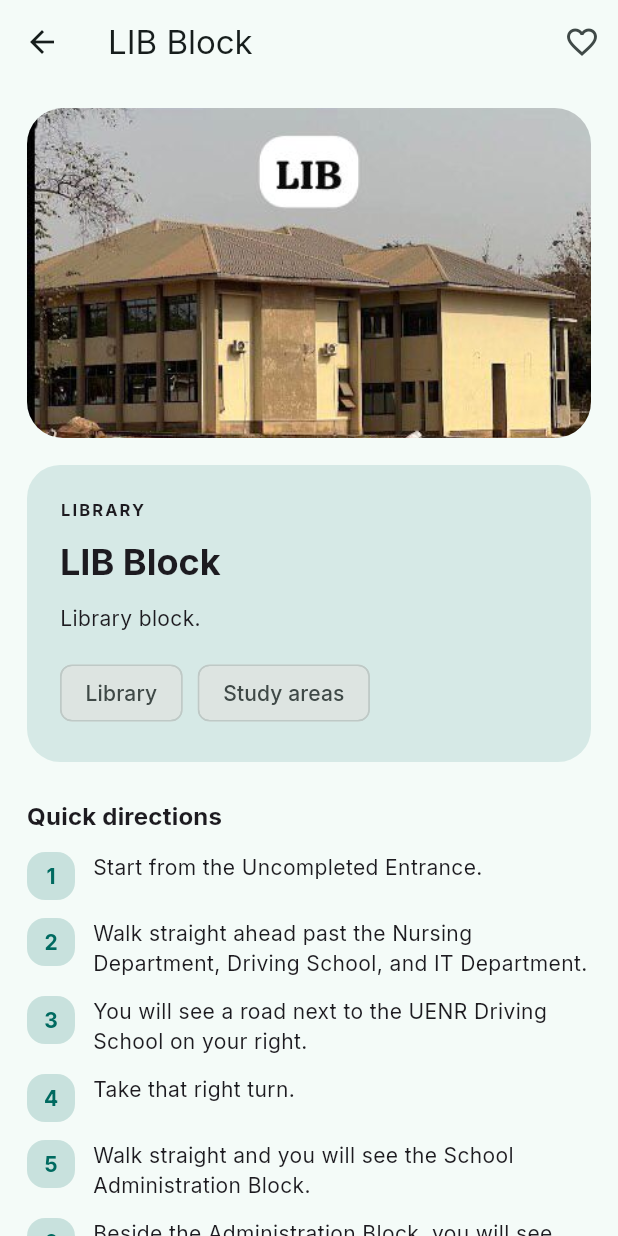
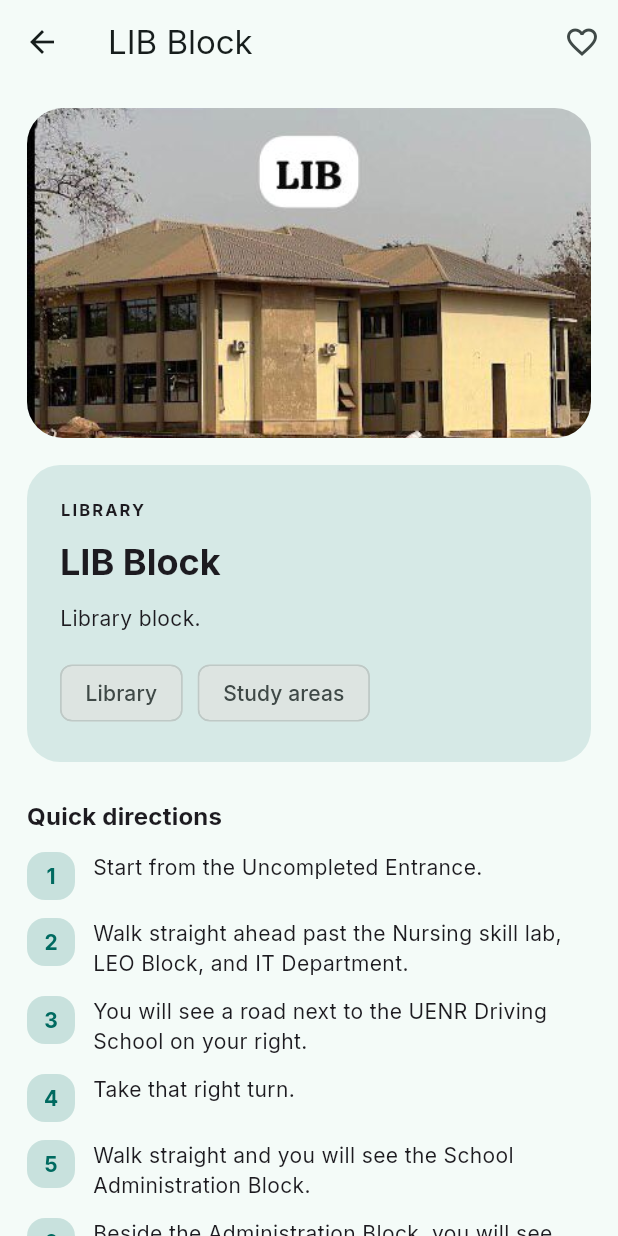
Before and after one commit to Sad-Frosty/Offline-Smart-Campus-Guide-1, a Flutter app: the HomeScreen screen opened directly, after a tap on "LIB Block", on a phone screen of 412 x 824 dp. Run offline on Flutter 3.47's test engine with Material 3 defaults, Android fonts, the phone set to English and light mode, and no system bars; our stand-ins replace animated_bottom_navigation_bar, geolocator, google_fonts, shared_preferences; accounts and stored records are empty.

Commit message:
Update campus data and image assets

```diff
--- a/lib/data/campus_data.dart
+++ b/lib/data/campus_data.dart
@@ -49,7 +49,7 @@ final List<CampusBuilding> campusBuildings = [
     id: 'uenr_clinic',
     name: 'UENR Clinic',
     description: 'Medical facility for students and staff.',
-    imagePath: AssetImages.forBuildingId('uenrClinic'),
+    imagePath: AssetImages.forBuildingId('uenr_clinic'),
     mapX: 0.6,
     mapY: 0.75,
     category: 'Health',
@@ -103,7 +103,10 @@ final List<CampusBuilding> campusBuildings = [
     category: 'Sports',
     directions: [
       'Start from the Main Gate entrance.',
-      'Walk straight ahead along the main road towards University Hall 1.',
+      'Walk straight ahead a short distance.',
+      'Take a left turn.',
+      'Walk straight ahead  towards University Hall 1.',
+      'Walk past the Procurement Directorate.',
       'On your left, you will see the Sport Office.',
     ],
     highlights: ['Sports coordination'],
@@ -228,7 +231,7 @@ final List<CampusBuilding> campusBuildings = [
     id: 'sawmill_block',
     name: 'Sawmill Block',
     description: 'Academic block near RCEES.',
-    imagePath: AssetImages.forBuildingId('university_hall1'),
+    imagePath: AssetImages.forBuildingId('saw_mill'),
     mapX: 0.75,
     mapY: 0.25,
     category: 'Academic',
@@ -288,9 +291,9 @@ final List<CampusBuilding> campusBuildings = [
     directions: [
       'Start from the Uncompleted Entrance.',
       'Walk straight ahead.',
-      'On your right, you will see the Department of Nursing.',
-      'Beside the Nursing Department, you will see the UENR Driving School.',
-      'On your left, opposite the Driving School, you will see the IT Department.',
+      'On your right, you will see the Nursing Skill Lab.',
+      'Beside the Nursing Skill Lab, you will see the LEO Block.',
+      'On your left, opposite the LEO Block, you will see the IT Department.',
     ],
     highlights: ['IT studies', 'Computer labs'],
   ),
@@ -323,7 +326,7 @@ final List<CampusBuilding> campusBuildings = [
     category: 'Library',
     directions: [
       'Start from the Uncompleted Entrance.',
-      'Walk straight ahead past the Nursing Department, Driving School, and IT Department.',
+      'Walk straight ahead past the Nursing skill lab, LEO Block, and IT Department.',
       'You will see a road next to the UENR Driving School on your right.',
       'Take that right turn.',
       'Walk straight and you will see the School Administration Block.',
@@ -342,8 +345,8 @@ final List<CampusBuilding> campusBuildings = [
     category: 'Academic',
     directions: [
       'Start from the Uncompleted Entrance.',
-      'Walk straight ahead past the Nursing Department, Driving School, and IT Department.',
-      'You will see a road next to the UENR Driving School on your right.',
+      'Walk straight ahead past the Nursing skill lab, LEO Block, and IT Department.',
+      'You will see a road next to the LEO Block on your right.',
       'Take that right turn.',
       'Walk straight and you will see the School Administration Block.',
       'Beside the Administration Block, you will see the LIB Block.',
@@ -361,7 +364,7 @@ final List<CampusBuilding> campusBuildings = [
     category: 'Academic',
     directions: [
       'Start from the Uncompleted Entrance.',
-      'Walk straight ahead past the Nursing Department, Driving School, and IT Department.',
+      'Walk straight ahead past the Nursing skill lab, LEO Block, and IT Department.',
       'Continue past the road that leads to the Administration Block.',
       'On your left, you will see the Pav Building.',
     ],
--- a/lib/data/image_assets.dart
+++ b/lib/data/image_assets.dart
@@ -1,10 +1,10 @@
 class AssetImages {
   static const defaultBuilding = 'assets/images/MAIN GATE.jpeg';
   static const mainGate = 'assets/images/MAIN GATE.jpeg';
-  static const uenrClinic = 'assets/images/MAIN GATE.jpeg';
+  static const uenrClinic = 'assets/images/UENR CLINIC.png';
   static const universityHall1 = 'assets/images/UNIVERSITY HALL!.jpeg';
   static const sportOffice = 'assets/images/MAIN GATE.jpeg';
-  static const ltBlock = 'assets/images/LT BLOCK.jpeg';
+  static const ltBlock = 'assets/images/LT BLOCK.png';
   static const odumBlock = 'assets/images/ODUM BLOCK.jpeg';
   static const oldAuditorium = 'assets/images/OLD AUDITORIUM.jpeg';
   static const schoolCafeteria = 'assets/images/CAFETERIA.jpeg';
@@ -18,6 +18,7 @@ class AssetImages {
   static const schoolpark = 'assets/images/SCHOOL PARK.jpeg';
   static const appLab = 'assets/images/APP LAB.png';
   static const NursingSkillLab = 'assets/images/NURSING SKILLS LAB.png';
+  static const Sawmill = 'assets/images/SAWMILL BLOCK.png';
 
   static const Map<String, String?> buildingImageMap = {
     // Core unique mappings (enforce exclusivity per request)
@@ -33,13 +34,14 @@ class AssetImages {
     'administration_block': AdministrationBlock,
     'lib_block': lib,
     'school_park': schoolpark,
-    'uenrClinic': uenrClinic,
+    'uenr_clinic': uenrClinic,
     'sportOffice': sportOffice,
     'leo_block': leoBlock,
     'it_department': itDepartment,
     'lt_block': ltBlock,
     'app_lab': appLab,
     'nursing_skill_lab': NursingSkillLab,
+    'saw_mill': Sawmill,
   };
 
   static String? forBuildingId(String id) {
```
Also changed, not shown: assets/images/LT BLOCK.png (added), assets/images/SAWMILL BLOCK.png (added), assets/images/UENR CLINIC.png (added).
